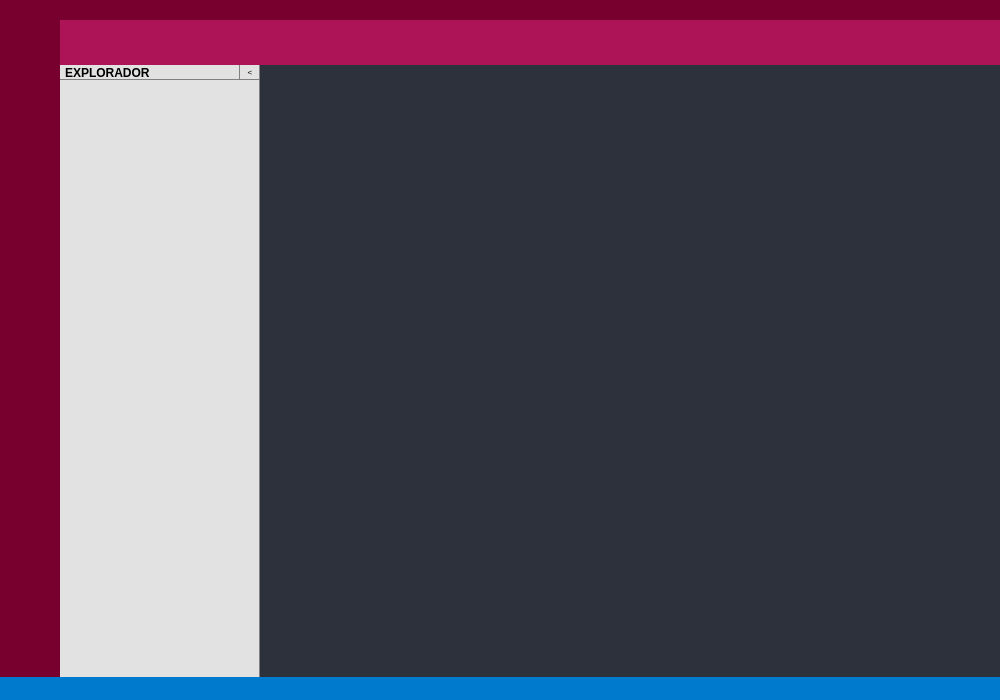
This is Software/development/Form/main.ui in Debaq/Fullaxis as Qt 5 draws it before an edit. The edited form follows.
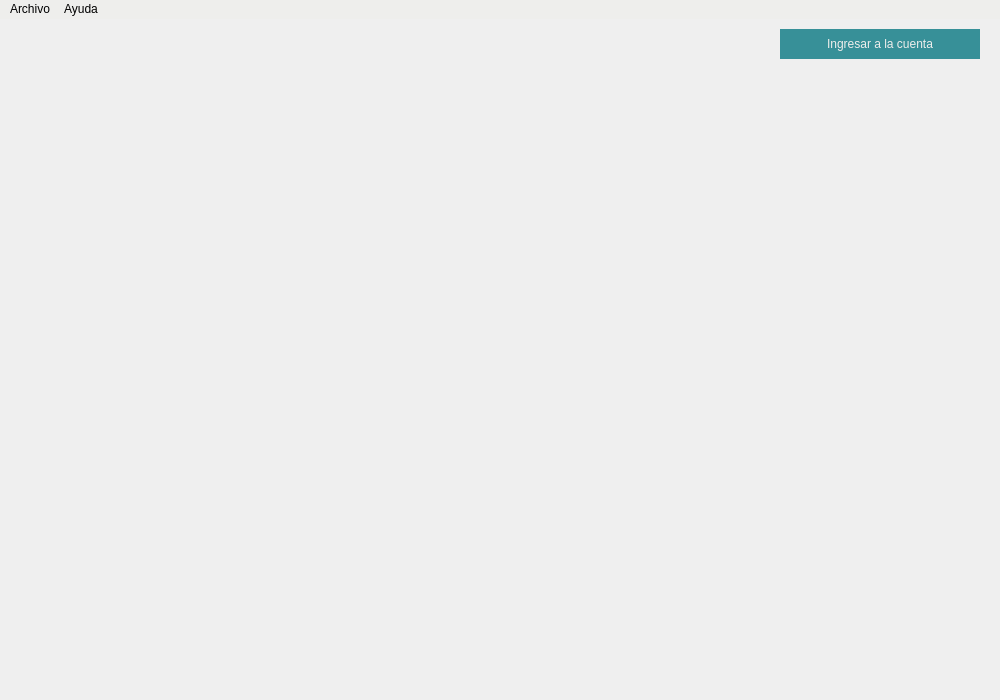
This is the edited form. Icons and pictures are not drawn.

The edit to the form file:
```diff
--- a/Software/development/Form/main.ui
+++ b/Software/development/Form/main.ui
@@ -19,14 +19,8 @@
   <property name="windowTitle">
    <string>FullAxis</string>
   </property>
-  <widget class="QWidget" name="FrameMain_L0">
-   <property name="sizePolicy">
-    <sizepolicy hsizetype="Expanding" vsizetype="Expanding">
-     <horstretch>0</horstretch>
-     <verstretch>0</verstretch>
-    </sizepolicy>
-   </property>
-   <layout class="QVBoxLayout" name="layoutFrameMain_L0">
+  <widget class="QWidget" name="centralwidget">
+   <layout class="QVBoxLayout" name="verticalLayout">
     <property name="spacing">
      <number>0</number>
     </property>
@@ -43,22 +37,25 @@
      <number>0</number>
     </property>
     <item>
-     <widget class="QFrame" name="FrameTop_L1">
+     <widget class="QFrame" name="horizontalFrame">
       <property name="minimumSize">
        <size>
         <width>0</width>
-        <height>65</height>
+        <height>50</height>
        </size>
       </property>
       <property name="maximumSize">
        <size>
         <width>16777215</width>
-        <height>65</height>
+        <height>50</height>
        </size>
       </property>
+      <property name="frameShape">
+       <enum>QFrame::NoFrame</enum>
+      </property>
       <layout class="QHBoxLayout" name="horizontalLayout">
        <property name="spacing">
-        <number>0</number>
+        <number>100</number>
        </property>
        <property name="leftMargin">
         <number>0</number>
@@ -73,799 +70,206 @@
         <number>0</number>
        </property>
        <item>
-        <widget class="QFrame" name="ConerLeftUp">
-         <property name="maximumSize">
-          <size>
-           <width>60</width>
-           <height>16777215</height>
-          </size>
+        <layout class="QHBoxLayout" name="horizontalLayout_4">
+         <property name="leftMargin">
+          <number>20</number>
          </property>
-         <property name="styleSheet">
-          <string notr="true">background:rgb(120,0,46)</string>
-         </property>
-         <layout class="QVBoxLayout" name="layoutConerLeftUp">
-          <property name="spacing">
-           <number>0</number>
-          </property>
-          <property name="leftMargin">
-           <number>0</number>
-          </property>
-          <property name="topMargin">
-           <number>0</number>
-          </property>
-          <property name="rightMargin">
-           <number>0</number>
-          </property>
-          <property name="bottomMargin">
-           <number>0</number>
-          </property>
-         </layout>
-        </widget>
+         <item>
+          <widget class="QLabel" name="label">
+           <property name="text">
+            <string/>
+           </property>
+           <property name="pixmap">
+            <pixmap resource="../resource/resource.qrc">:/icons svg/icons/png/logo_wName.png</pixmap>
+           </property>
+          </widget>
+         </item>
+        </layout>
        </item>
        <item>
-        <widget class="QFrame" name="verticalFrame">
-         <layout class="QVBoxLayout" name="verticalLayout">
-          <property name="spacing">
-           <number>0</number>
-          </property>
-          <property name="leftMargin">
-           <number>0</number>
-          </property>
-          <property name="topMargin">
-           <number>0</number>
-          </property>
-          <property name="rightMargin">
-           <number>0</number>
-          </property>
-          <property name="bottomMargin">
-           <number>0</number>
-          </property>
-          <item>
-           <widget class="QFrame" name="Frame_toolbar_L2">
-            <property name="maximumSize">
-             <size>
-              <width>16777215</width>
-              <height>20</height>
-             </size>
-            </property>
-            <property name="styleSheet">
-             <string notr="true">background:rgb(120,0,46)</string>
-            </property>
-            <layout class="QHBoxLayout" name="horizontalLayout_2">
-             <property name="spacing">
-              <number>0</number>
-             </property>
-             <property name="leftMargin">
-              <number>0</number>
-             </property>
-             <property name="topMargin">
-              <number>0</number>
-             </property>
-             <property name="rightMargin">
-              <number>0</number>
-             </property>
-             <property name="bottomMargin">
-              <number>0</number>
-             </property>
-             <item>
-              <widget class="QFrame" name="FrameMenu_L3">
-               <property name="styleSheet">
-                <string notr="true"/>
-               </property>
-               <layout class="QHBoxLayout" name="layoutFrameMenu_L3">
-                <property name="spacing">
-                 <number>0</number>
-                </property>
-                <property name="leftMargin">
-                 <number>0</number>
-                </property>
-                <property name="topMargin">
-                 <number>0</number>
-                </property>
-                <property name="rightMargin">
-                 <number>0</number>
-                </property>
-                <property name="bottomMargin">
-                 <number>0</number>
-                </property>
-               </layout>
-              </widget>
-             </item>
-             <item>
-              <widget class="QFrame" name="FrameButtonWindow_L3">
-               <property name="maximumSize">
-                <size>
-                 <width>100</width>
-                 <height>16777215</height>
-                </size>
-               </property>
-               <layout class="QHBoxLayout" name="layoutFrameButtonWindow_L3">
-                <property name="spacing">
-                 <number>0</number>
-                </property>
-                <property name="leftMargin">
-                 <number>0</number>
-                </property>
-                <property name="topMargin">
-                 <number>0</number>
-                </property>
-                <property name="rightMargin">
-                 <number>0</number>
-                </property>
-                <property name="bottomMargin">
-                 <number>0</number>
-                </property>
-                <item>
-                 <widget class="QLabel" name="lbl_user_title">
-                  <property name="styleSheet">
-                   <string notr="true">color:white</string>
-                  </property>
-                  <property name="text">
-                   <string/>
-                  </property>
-                 </widget>
-                </item>
-               </layout>
-              </widget>
-             </item>
-            </layout>
-           </widget>
-          </item>
-          <item>
-           <widget class="QFrame" name="Frame_menubar_L2">
-            <property name="styleSheet">
-             <string notr="true">background:rgb(173,19,87)</string>
-            </property>
-            <layout class="QHBoxLayout" name="layoutFrame_menubar_L2">
-             <property name="spacing">
-              <number>0</number>
-             </property>
-             <property name="leftMargin">
-              <number>0</number>
-             </property>
-             <property name="topMargin">
-              <number>0</number>
-             </property>
-             <property name="rightMargin">
-              <number>0</number>
-             </property>
-             <property name="bottomMargin">
-              <number>0</number>
-             </property>
-            </layout>
-           </widget>
-          </item>
-         </layout>
-        </widget>
-       </item>
-      </layout>
-     </widget>
-    </item>
-    <item>
-     <widget class="QFrame" name="FrameCenter_L1">
-      <layout class="QHBoxLayout" name="layoutFrameCenter_L1">
-       <property name="spacing">
-        <number>0</number>
-       </property>
-       <property name="leftMargin">
-        <number>0</number>
-       </property>
-       <property name="topMargin">
-        <number>0</number>
-       </property>
-       <property name="rightMargin">
-        <number>0</number>
-       </property>
-       <property name="bottomMargin">
-        <number>0</number>
-       </property>
-       <item>
-        <widget class="QFrame" name="FrameMenuLeft_L2">
-         <property name="minimumSize">
-          <size>
-           <width>60</width>
-           <height>0</height>
-          </size>
+        <spacer name="horizontalSpacer">
+         <property name="orientation">
+          <enum>Qt::Horizontal</enum>
          </property>
-         <property name="maximumSize">
+         <property name="sizeHint" stdset="0">
           <size>
-           <width>60</width>
-           <height>16777215</height>
+           <width>40</width>
+           <height>20</height>
           </size>
          </property>
-         <property name="styleSheet">
-          <string notr="true">background:rgb(120,0,46)</string>
+        </spacer>
+       </item>
+       <item>
+        <layout class="QHBoxLayout" name="Login_Layout">
+         <property name="leftMargin">
+          <number>20</number>
          </property>
-         <layout class="QVBoxLayout" name="LayoutFrameMenuLeft_L2">
-          <property name="spacing">
-           <number>0</number>
-          </property>
-          <property name="leftMargin">
-           <number>0</number>
-          </property>
-          <property name="topMargin">
-           <number>0</number>
-          </property>
-          <property name="rightMargin">
-           <number>0</number>
-          </property>
-          <property name="bottomMargin">
-           <number>0</number>
-          </property>
-          <item alignment="Qt::AlignTop">
-           <widget class="QFrame" name="FrameMenuLeftDown_L3">
-            <layout class="QVBoxLayout" name="layoutFrameMenuLeftDown_L2_2">
-             <property name="spacing">
-              <number>10</number>
-             </property>
-             <property name="leftMargin">
-              <number>0</number>
-             </property>
-             <property name="topMargin">
-              <number>5</number>
-             </property>
-             <property name="rightMargin">
-              <number>0</number>
-             </property>
-             <property name="bottomMargin">
-              <number>0</number>
-             </property>
-             <item>
-              <widget class="QPushButton" name="btn_MenuHome">
-               <property name="sizePolicy">
-                <sizepolicy hsizetype="Expanding" vsizetype="Minimum">
-                 <horstretch>0</horstretch>
-                 <verstretch>0</verstretch>
-                </sizepolicy>
-               </property>
-               <property name="minimumSize">
-                <size>
-                 <width>40</width>
-                 <height>40</height>
-                </size>
-               </property>
-               <property name="toolTip">
-                <string>&lt;html&gt;&lt;head/&gt;&lt;body&gt;&lt;p&gt;&lt;span style=&quot; font-weight:600;&quot;&gt;Inicio&lt;/span&gt;&lt;/p&gt;&lt;/body&gt;&lt;/html&gt;</string>
-               </property>
-               <property name="styleSheet">
-                <string notr="true">QPushButton {
-	image: url(:/icons svg/icons/svg/fullaxis.svg);
-	background-position: center;
-	background-repeat: no-reperat;
-	border: none;
-}QPushButton:hover {
-	border-left: 5px solid  rgb(227,80,131);
-	background-position: center ;
+         <property name="rightMargin">
+          <number>20</number>
+         </property>
+         <item>
+          <widget class="QPushButton" name="btn_login">
+           <property name="sizePolicy">
+            <sizepolicy hsizetype="MinimumExpanding" vsizetype="Fixed">
+             <horstretch>0</horstretch>
+             <verstretch>0</verstretch>
+            </sizepolicy>
+           </property>
+           <property name="minimumSize">
+            <size>
+             <width>0</width>
+             <height>30</height>
+            </size>
+           </property>
+           <property name="maximumSize">
+            <size>
+             <width>200</width>
+             <height>16777215</height>
+            </size>
+           </property>
+           <property name="styleSheet">
+            <string notr="true">    QPushButton {
+       Text-align:center;
+       border: none;
+       color:rgb(238, 238, 236);
+	   background-color: rgb(55, 144, 152);
 
-}
-QPushButton:pressed {
-	background-color: rgb(173,19,87);
-	
-}</string>
-               </property>
-               <property name="text">
-                <string/>
-               </property>
-               <property name="iconSize">
-                <size>
-                 <width>30</width>
-                 <height>30</height>
-                </size>
-               </property>
-              </widget>
-             </item>
-             <item>
-              <widget class="QPushButton" name="btn_MenuUser">
-               <property name="sizePolicy">
-                <sizepolicy hsizetype="Expanding" vsizetype="Minimum">
-                 <horstretch>0</horstretch>
-                 <verstretch>0</verstretch>
-                </sizepolicy>
-               </property>
-               <property name="minimumSize">
-                <size>
-                 <width>40</width>
-                 <height>40</height>
-                </size>
-               </property>
-               <property name="toolTip">
-                <string>&lt;html&gt;&lt;head/&gt;&lt;body&gt;&lt;p&gt;&lt;span style=&quot; font-weight:600;&quot;&gt;Área de Trabajo&lt;/span&gt;&lt;/p&gt;&lt;/body&gt;&lt;/html&gt;</string>
-               </property>
-               <property name="styleSheet">
-                <string notr="true">QPushButton {
-	background-image: url(:/icons svg/icons/svg/folder.svg);
-	background-position: center;
-	background-repeat: no-reperat;
-	border: none;
-}
-QPushButton:hover {
-	border-left: 5px solid  rgb(227,80,131);
-	background-position: center ;
+    }
+    QPushButton:hover {
+	background-color: rgb(0, 98, 106);
+    }
+    QPushButton:pressed {
+  text-decoration: underline;
 
-}
-QPushButton:pressed {
-	background-color: rgb(173,19,87);
-	
-}</string>
-               </property>
-               <property name="text">
-                <string/>
-               </property>
-               <property name="iconSize">
-                <size>
-                 <width>40</width>
-                 <height>40</height>
-                </size>
-               </property>
-              </widget>
-             </item>
-            </layout>
-           </widget>
-          </item>
-          <item>
-           <widget class="QFrame" name="FrameMenuLeftTop_L3">
-            <property name="maximumSize">
-             <size>
-              <width>16777215</width>
-              <height>100</height>
-             </size>
-            </property>
-            <layout class="QVBoxLayout" name="layoutFrameMenuLeftTop_L2">
-             <property name="spacing">
-              <number>0</number>
-             </property>
-             <property name="leftMargin">
-              <number>0</number>
-             </property>
-             <property name="topMargin">
-              <number>0</number>
-             </property>
-             <property name="rightMargin">
-              <number>0</number>
-             </property>
-             <property name="bottomMargin">
-              <number>0</number>
-             </property>
-             <item>
-              <widget class="QPushButton" name="btn_MenuInfo">
-               <property name="minimumSize">
-                <size>
-                 <width>24</width>
-                 <height>24</height>
-                </size>
-               </property>
-               <property name="styleSheet">
-                <string notr="true">QPushButton {
-	image: url(:/icons svg/icons/svg/help-about.svg);
-	background-position: center;
-	background-repeat: no-reperat;
-	border: none;
-}
-QPushButton:hover {
-	image: url(:/icons svg/icons/svg/help-aboutrgb.svg);
-}
-QPushButton:pressed {	
-	image: url(:/icons svg/icons/svg/help-aboutrgb.svg);
-}</string>
-               </property>
-               <property name="text">
-                <string/>
-               </property>
-               <property name="flat">
-                <bool>true</bool>
-               </property>
-              </widget>
-             </item>
-             <item>
-              <widget class="QPushButton" name="btn_MenuPlugins">
-               <property name="minimumSize">
-                <size>
-                 <width>24</width>
-                 <height>24</height>
-                </size>
-               </property>
-               <property name="styleSheet">
-                <string notr="true">QPushButton {
-	image: url(:/icons svg/icons/svg/plugins.svg);
-	background-position: center;
-	background-repeat: no-reperat;
-	border: none;
-}
-QPushButton:hover {
-	image: url(:/icons svg/icons/svg/pluginsrgb.svg);
-}
-QPushButton:pressed {	
-	image: url(:/icons svg/icons/svg/pluginsrgb.svg);
-}</string>
-               </property>
-               <property name="text">
-                <string/>
-               </property>
-               <property name="flat">
-                <bool>true</bool>
-               </property>
-              </widget>
-             </item>
-             <item>
-              <widget class="QPushButton" name="btn_MenuSetting">
-               <property name="minimumSize">
-                <size>
-                 <width>24</width>
-                 <height>24</height>
-                </size>
-               </property>
-               <property name="styleSheet">
-                <string notr="true">QPushButton {
-	image: url(:/icons svg/icons/svg/adjustlevels.svg);
-	background-position: center;
-	background-repeat: no-reperat;
-	border: none;
-}
-QPushButton:hover {
-	image: url(:/icons svg/icons/svg/adjustrgb.svg);
-}
-QPushButton:pressed {	
-	image: url(:/icons svg/icons/svg/adjustrgb.svg);
-}</string>
-               </property>
-               <property name="text">
-                <string/>
-               </property>
-               <property name="checkable">
-                <bool>false</bool>
-               </property>
-               <property name="autoDefault">
-                <bool>false</bool>
-               </property>
-               <property name="default">
-                <bool>false</bool>
-               </property>
-               <property name="flat">
-                <bool>true</bool>
-               </property>
-              </widget>
-             </item>
-            </layout>
-           </widget>
-          </item>
-          <item>
-           <widget class="QWidget" name="FrameMenuLeftinfo_L3" native="true">
-            <property name="minimumSize">
-             <size>
-              <width>0</width>
-              <height>23</height>
-             </size>
-            </property>
-            <property name="maximumSize">
-             <size>
-              <width>16777215</width>
-              <height>23</height>
-             </size>
-            </property>
-            <property name="styleSheet">
-             <string notr="true">background:rgb(0,122,204)</string>
-            </property>
-            <layout class="QHBoxLayout" name="layoutFrameMenuLeftinfo_L3">
-             <property name="spacing">
-              <number>0</number>
-             </property>
-             <property name="leftMargin">
-              <number>0</number>
-             </property>
-             <property name="topMargin">
-              <number>0</number>
-             </property>
-             <property name="rightMargin">
-              <number>0</number>
-             </property>
-             <property name="bottomMargin">
-              <number>0</number>
-             </property>
-             <item>
-              <widget class="QLabel" name="labelMenuLeftInfo">
-               <property name="font">
-                <font>
-                 <pointsize>8</pointsize>
-                 <weight>50</weight>
-                 <bold>false</bold>
-                 <stylestrategy>PreferAntialias</stylestrategy>
-                 <kerning>true</kerning>
-                </font>
-               </property>
-               <property name="styleSheet">
-                <string notr="true">color:white</string>
-               </property>
-               <property name="text">
-                <string>&lt;html&gt;&lt;head/&gt;&lt;body&gt;&lt;p&gt;&lt;br/&gt;&lt;/p&gt;&lt;/body&gt;&lt;/html&gt;</string>
-               </property>
-               <property name="textFormat">
-                <enum>Qt::RichText</enum>
-               </property>
-               <property name="scaledContents">
-                <bool>false</bool>
-               </property>
-               <property name="alignment">
-                <set>Qt::AlignHCenter|Qt::AlignTop</set>
-               </property>
-               <property name="margin">
-                <number>-6</number>
-               </property>
-               <property name="indent">
-                <number>0</number>
-               </property>
-              </widget>
-             </item>
-            </layout>
-           </widget>
-          </item>
-         </layout>
-        </widget>
-       </item>
-       <item>
-        <widget class="QFrame" name="FrameCenter_L2">
-         <layout class="QVBoxLayout" name="layoutFrameCenter_L2">
-          <property name="spacing">
-           <number>0</number>
-          </property>
-          <property name="leftMargin">
-           <number>0</number>
-          </property>
-          <property name="topMargin">
-           <number>0</number>
-          </property>
-          <property name="rightMargin">
-           <number>0</number>
-          </property>
-          <property name="bottomMargin">
-           <number>0</number>
-          </property>
-          <item>
-           <widget class="QFrame" name="FrameCenter_L4">
-            <layout class="QHBoxLayout" name="layoutFrameCenter_L4">
-             <property name="spacing">
-              <number>0</number>
-             </property>
-             <property name="leftMargin">
-              <number>0</number>
-             </property>
-             <property name="topMargin">
-              <number>0</number>
-             </property>
-             <property name="rightMargin">
-              <number>0</number>
-             </property>
-             <property name="bottomMargin">
-              <number>0</number>
-             </property>
-             <item>
-              <widget class="QFrame" name="FrameOption_L5">
-               <property name="minimumSize">
-                <size>
-                 <width>0</width>
-                 <height>0</height>
-                </size>
-               </property>
-               <property name="maximumSize">
-                <size>
-                 <width>200</width>
-                 <height>16777215</height>
-                </size>
-               </property>
-               <property name="styleSheet">
-                <string notr="true">background-color: rgb(225, 226, 225);
-border-right	: 1px solid gray;</string>
-               </property>
-               <property name="frameShape">
-                <enum>QFrame::NoFrame</enum>
-               </property>
-               <layout class="QVBoxLayout" name="layaoutFrameOption_L5">
-                <property name="spacing">
-                 <number>0</number>
-                </property>
-                <property name="leftMargin">
-                 <number>0</number>
-                </property>
-                <property name="topMargin">
-                 <number>0</number>
-                </property>
-                <property name="rightMargin">
-                 <number>0</number>
-                </property>
-                <property name="bottomMargin">
-                 <number>0</number>
-                </property>
-                <item>
-                 <widget class="QFrame" name="TitleExplorer_L6">
-                  <property name="enabled">
-                   <bool>true</bool>
-                  </property>
-                  <property name="minimumSize">
-                   <size>
-                    <width>0</width>
-                    <height>10</height>
-                   </size>
-                  </property>
-                  <property name="maximumSize">
-                   <size>
-                    <width>16777215</width>
-                    <height>15</height>
-                   </size>
-                  </property>
-                  <property name="styleSheet">
-                   <string notr="true">border-bottom : 1px solid gray;</string>
-                  </property>
-                  <layout class="QHBoxLayout" name="layoutTitleExplorer_L6">
-                   <property name="spacing">
-                    <number>0</number>
-                   </property>
-                   <property name="leftMargin">
-                    <number>5</number>
-                   </property>
-                   <property name="topMargin">
-                    <number>0</number>
-                   </property>
-                   <property name="rightMargin">
-                    <number>0</number>
-                   </property>
-                   <property name="bottomMargin">
-                    <number>0</number>
-                   </property>
-                   <item>
-                    <widget class="QLabel" name="lbl_Explorer">
-                     <property name="enabled">
-                      <bool>true</bool>
-                     </property>
-                     <property name="sizePolicy">
-                      <sizepolicy hsizetype="Minimum" vsizetype="Preferred">
-                       <horstretch>0</horstretch>
-                       <verstretch>0</verstretch>
-                      </sizepolicy>
-                     </property>
-                     <property name="font">
-                      <font>
-                       <pointsize>9</pointsize>
-                       <weight>75</weight>
-                       <bold>true</bold>
-                      </font>
-                     </property>
-                     <property name="text">
-                      <string>EXPLORADOR</string>
-                     </property>
-                     <property name="alignment">
-                      <set>Qt::AlignLeading|Qt::AlignLeft|Qt::AlignVCenter</set>
-                     </property>
-                    </widget>
-                   </item>
-                   <item>
-                    <widget class="QPushButton" name="btn_ContractExplorer">
-                     <property name="minimumSize">
-                      <size>
-                       <width>20</width>
-                       <height>0</height>
-                      </size>
-                     </property>
-                     <property name="maximumSize">
-                      <size>
-                       <width>20</width>
-                       <height>16777215</height>
-                      </size>
-                     </property>
-                     <property name="font">
-                      <font>
-                       <pointsize>6</pointsize>
-                       <weight>50</weight>
-                       <bold>false</bold>
-                       <kerning>false</kerning>
-                      </font>
-                     </property>
-                     <property name="styleSheet">
-                      <string notr="true">background-color: rgba(0, 0, 0, 0);
-	border: none;
+    }
 </string>
-                     </property>
-                     <property name="text">
-                      <string>&lt;</string>
-                     </property>
-                    </widget>
-                   </item>
-                  </layout>
-                 </widget>
-                </item>
-                <item>
-                 <widget class="QFrame" name="ContentExplorer">
-                  <layout class="QVBoxLayout" name="verticalLayout_5">
-                   <property name="spacing">
-                    <number>0</number>
-                   </property>
-                   <property name="leftMargin">
-                    <number>0</number>
-                   </property>
-                   <property name="topMargin">
-                    <number>0</number>
-                   </property>
-                   <property name="rightMargin">
-                    <number>0</number>
-                   </property>
-                   <property name="bottomMargin">
-                    <number>0</number>
-                   </property>
-                  </layout>
-                 </widget>
-                </item>
-               </layout>
-              </widget>
-             </item>
-             <item>
-              <widget class="QFrame" name="FrameCenter_L5">
-               <property name="styleSheet">
-                <string notr="true">background-color: rgb(44, 49, 60);</string>
-               </property>
-               <layout class="QHBoxLayout" name="layoutFrameCenter_L5">
-                <property name="spacing">
-                 <number>0</number>
-                </property>
-                <property name="leftMargin">
-                 <number>0</number>
-                </property>
-                <property name="topMargin">
-                 <number>0</number>
-                </property>
-                <property name="rightMargin">
-                 <number>0</number>
-                </property>
-                <property name="bottomMargin">
-                 <number>0</number>
-                </property>
-               </layout>
-              </widget>
-             </item>
-            </layout>
-           </widget>
-          </item>
-          <item>
-           <widget class="QFrame" name="FrameInfo_L3">
-            <property name="minimumSize">
-             <size>
-              <width>0</width>
-              <height>23</height>
-             </size>
-            </property>
-            <property name="maximumSize">
-             <size>
-              <width>16777215</width>
-              <height>23</height>
-             </size>
-            </property>
-            <property name="styleSheet">
-             <string notr="true">background:rgb(0,122,204)</string>
-            </property>
-            <layout class="QHBoxLayout" name="layoutFrameInfo_L3">
-             <property name="spacing">
-              <number>0</number>
-             </property>
-             <property name="leftMargin">
-              <number>0</number>
-             </property>
-             <property name="topMargin">
-              <number>0</number>
-             </property>
-             <property name="rightMargin">
-              <number>0</number>
-             </property>
-             <property name="bottomMargin">
-              <number>0</number>
-             </property>
-            </layout>
-           </widget>
-          </item>
-         </layout>
-        </widget>
+           </property>
+           <property name="text">
+            <string>Ingresar a la cuenta</string>
+           </property>
+          </widget>
+         </item>
+        </layout>
        </item>
       </layout>
      </widget>
     </item>
+    <item>
+     <widget class="QFrame" name="Frame_center">
+      <layout class="QHBoxLayout" name="Center_Layout">
+       <property name="spacing">
+        <number>0</number>
+       </property>
+      </layout>
+     </widget>
+    </item>
+    <item>
+     <widget class="QFrame" name="Frame_info">
+      <property name="maximumSize">
+       <size>
+        <width>16777215</width>
+        <height>30</height>
+       </size>
+      </property>
+      <layout class="QHBoxLayout" name="layout_info"/>
+     </widget>
+    </item>
    </layout>
   </widget>
+  <widget class="QMenuBar" name="menubar">
+   <property name="geometry">
+    <rect>
+     <x>0</x>
+     <y>0</y>
+     <width>1000</width>
+     <height>27</height>
+    </rect>
+   </property>
+   <property name="font">
+    <font>
+     <pointsize>9</pointsize>
+    </font>
+   </property>
+   <property name="styleSheet">
+    <string notr="true">background-color: rgb(238, 238, 236);</string>
+   </property>
+   <widget class="QMenu" name="menufile">
+    <property name="font">
+     <font>
+      <pointsize>9</pointsize>
+     </font>
+    </property>
+    <property name="title">
+     <string>Archivo</string>
+    </property>
+    <addaction name="actionPreferences"/>
+    <addaction name="actionQuit"/>
+   </widget>
+   <widget class="QMenu" name="menuhelp">
+    <property name="styleSheet">
+     <string notr="true">background-color: rgb(238, 238, 236);</string>
+    </property>
+    <property name="title">
+     <string>Ayuda</string>
+    </property>
+    <addaction name="actionOnline_Documentation"/>
+    <addaction name="actionlog_view"/>
+    <addaction name="separator"/>
+    <addaction name="actionAbout"/>
+   </widget>
+   <addaction name="menufile"/>
+   <addaction name="menuhelp"/>
+  </widget>
+  <action name="actionPreferences">
+   <property name="text">
+    <string>Preferencias</string>
+   </property>
+   <property name="font">
+    <font>
+     <pointsize>9</pointsize>
+    </font>
+   </property>
+  </action>
+  <action name="actionQuit">
+   <property name="text">
+    <string>Salir</string>
+   </property>
+   <property name="font">
+    <font>
+     <pointsize>9</pointsize>
+    </font>
+   </property>
+  </action>
+  <action name="actionOnline_Documentation">
+   <property name="text">
+    <string>Online Documentation</string>
+   </property>
+   <property name="font">
+    <font>
+     <pointsize>9</pointsize>
+    </font>
+   </property>
+  </action>
+  <action name="actionlog_view">
+   <property name="text">
+    <string>Logview</string>
+   </property>
+   <property name="font">
+    <font>
+     <pointsize>9</pointsize>
+    </font>
+   </property>
+  </action>
+  <action name="actionAbout">
+   <property name="text">
+    <string>Sobre nosotros</string>
+   </property>
+   <property name="font">
+    <font>
+     <pointsize>9</pointsize>
+    </font>
+   </property>
+  </action>
  </widget>
  <resources>
   <include location="../resource/resource.qrc"/>
```
